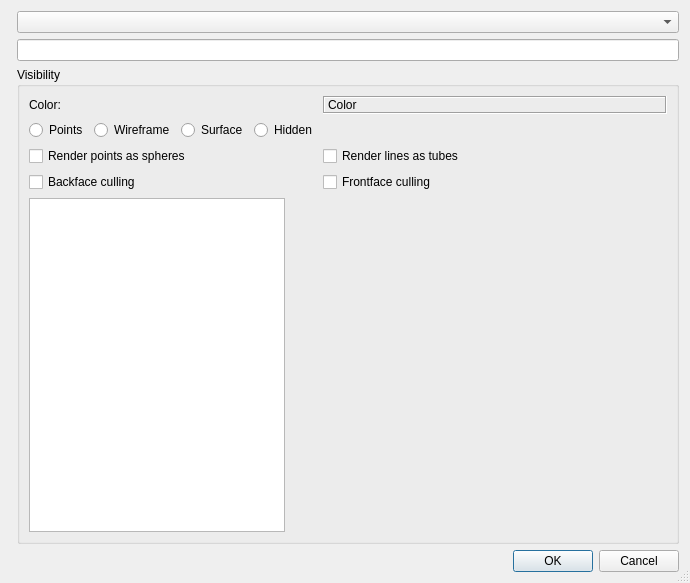
First picture: the form in forms/objectpropertiesdlg.ui, repository RasmusRPaulsen/Sumatra, before the edit.
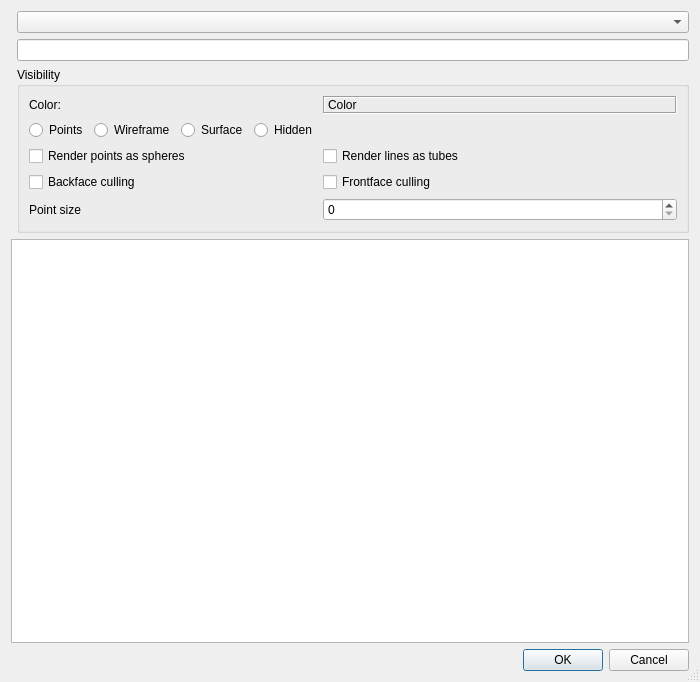
Second picture: the form after the edit.

Commit message: point size

```diff
--- a/forms/objectpropertiesdlg.ui
+++ b/forms/objectpropertiesdlg.ui
@@ -6,8 +6,8 @@
    <rect>
     <x>0</x>
     <y>0</y>
-    <width>690</width>
-    <height>583</height>
+    <width>700</width>
+    <height>682</height>
    </rect>
   </property>
   <property name="windowTitle">
@@ -17,7 +17,14 @@
    <bool>true</bool>
   </property>
   <layout class="QGridLayout" name="gridLayout">
-   <item row="2" column="0">
+   <item row="4" column="0">
+    <widget class="QPlainTextEdit" name="ObjectInfo">
+     <property name="readOnly">
+      <bool>true</bool>
+     </property>
+    </widget>
+   </item>
+   <item row="6" column="0">
     <widget class="QDialogButtonBox" name="buttonBox">
      <property name="orientation">
       <enum>Qt::Horizontal</enum>
@@ -95,13 +102,6 @@
           </item>
          </layout>
         </item>
-        <item row="9" column="0">
-         <widget class="QPlainTextEdit" name="ObjectInfo">
-          <property name="readOnly">
-           <bool>true</bool>
-          </property>
-         </widget>
-        </item>
         <item row="7" column="0">
          <widget class="QCheckBox" name="RenderPointsAsSpheresChk">
           <property name="text">
@@ -150,6 +150,23 @@
           </property>
          </widget>
         </item>
+        <item row="11" column="1">
+         <widget class="QSpinBox" name="PointSizeSpin">
+          <property name="suffix">
+           <string/>
+          </property>
+          <property name="prefix">
+           <string/>
+          </property>
+         </widget>
+        </item>
+        <item row="11" column="0">
+         <widget class="QLabel" name="label_2">
+          <property name="text">
+           <string>Point size</string>
+          </property>
+         </widget>
+        </item>
        </layout>
       </widget>
      </item>
```
Left out of the diff: 46 changed lines with no effect on the pictures. The commit also changes 2 other files.
